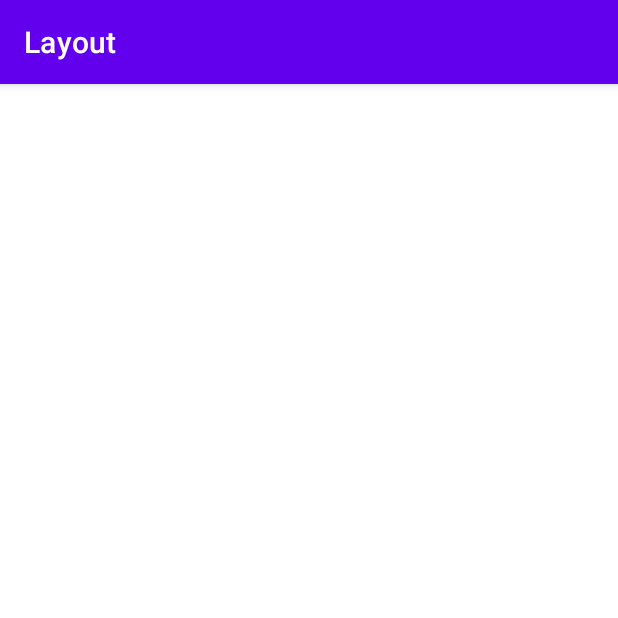
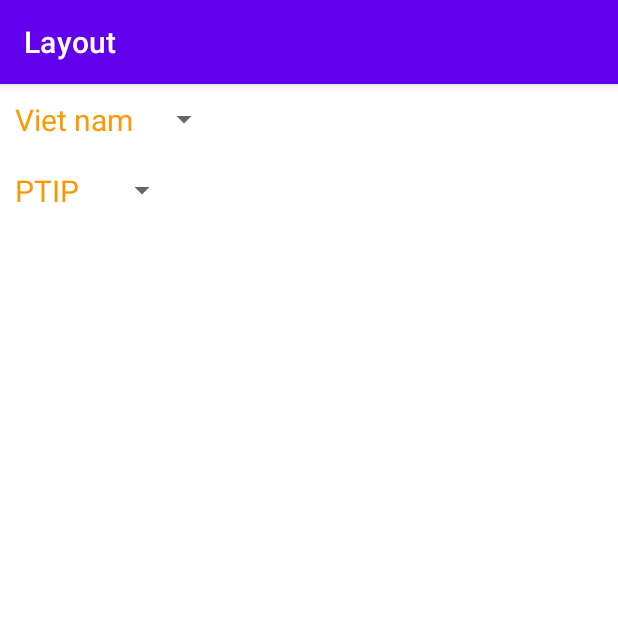
Before and after one commit to khangmoihocit/Android, an Android app: the screen it shows after launch (MainActivity), on a phone screen of 412 x 824 dp, the top half of it. Run offline under Robolectric (Android 15) with nearby library versions, the phone set to English and light mode, and no system bars.

```diff
--- a/Layout/app/src/main/java/com/khangmoihocit/layout/MainActivity.java
+++ b/Layout/app/src/main/java/com/khangmoihocit/layout/MainActivity.java
@@ -1,6 +1,8 @@
 package com.khangmoihocit.layout;
 
 import android.os.Bundle;
+import android.widget.ArrayAdapter;
+import android.widget.Spinner;
 
 import androidx.activity.EdgeToEdge;
 import androidx.appcompat.app.AppCompatActivity;
@@ -9,16 +11,23 @@ import androidx.core.view.ViewCompat;
 import androidx.core.view.WindowInsetsCompat;
 
 public class MainActivity extends AppCompatActivity {
+    Spinner sp1, sp2;
 
     @Override
     protected void onCreate(Bundle savedInstanceState) {
         super.onCreate(savedInstanceState);
-        EdgeToEdge.enable(this);
-        setContentView(R.layout.activity_main);
-        ViewCompat.setOnApplyWindowInsetsListener(findViewById(R.id.main), (v, insets) -> {
-            Insets systemBars = insets.getInsets(WindowInsetsCompat.Type.systemBars());
-            v.setPadding(systemBars.left, systemBars.top, systemBars.right, systemBars.bottom);
-            return insets;
-        });
+        setContentView(R.layout.layout_2);
+
+        sp2 = findViewById(R.id.sp2);
+        sp1 = findViewById(R.id.sp1);
+
+        String[] list = {"PTIP", "HUST", "NEU", "UET"};
+        String[] list1 = getResources().getStringArray(R.array.Country); //lay strings.xml bang code
+
+        ArrayAdapter<String> adapter = new ArrayAdapter<>(this, R.layout.item_layout, list);
+        sp2.setAdapter(adapter);
+
+        ArrayAdapter<String> adapter1 = new ArrayAdapter<>(this, R.layout.item_layout, list1);
+        sp1.setAdapter(adapter1);
     }
 }
--- /dev/null
+++ b/Layout/app/src/main/res/layout/item_layout.xml
@@ -0,0 +1,8 @@
+<?xml version="1.0" encoding="utf-8"?>
+<TextView xmlns:android="http://schemas.android.com/apk/res/android"
+    android:layout_width="match_parent"
+    android:layout_height="match_parent"
+    android:textColor="#FF9800"
+    android:textSize="20dp"
+    android:padding="10dp"
+    />
--- /dev/null
+++ b/Layout/app/src/main/res/layout/layout_2.xml
@@ -0,0 +1,22 @@
+<?xml version="1.0" encoding="utf-8"?>
+<LinearLayout xmlns:android="http://schemas.android.com/apk/res/android"
+    android:layout_width="match_parent"
+    android:layout_height="match_parent"
+    android:orientation="vertical"
+    >
+<!--fix cung-->
+    <Spinner
+        android:id="@+id/sp1"
+        android:layout_width="wrap_content"
+        android:layout_height="wrap_content"
+        />
+
+<!--        android:entries="@array/Country"-->
+
+    <Spinner
+        android:id="@+id/sp2"
+        android:layout_width="wrap_content"
+        android:layout_height="wrap_content"
+         />
+
+</LinearLayout>
--- a/Layout/app/src/main/res/values/strings.xml
+++ b/Layout/app/src/main/res/values/strings.xml
@@ -1,3 +1,9 @@
 <resources>
     <string name="app_name">Layout</string>
+    <string-array name="Country">
+        <item>Viet nam</item>
+        <item>Han</item>
+        <item>Lao</item>
+
+    </string-array>
 </resources>
```
